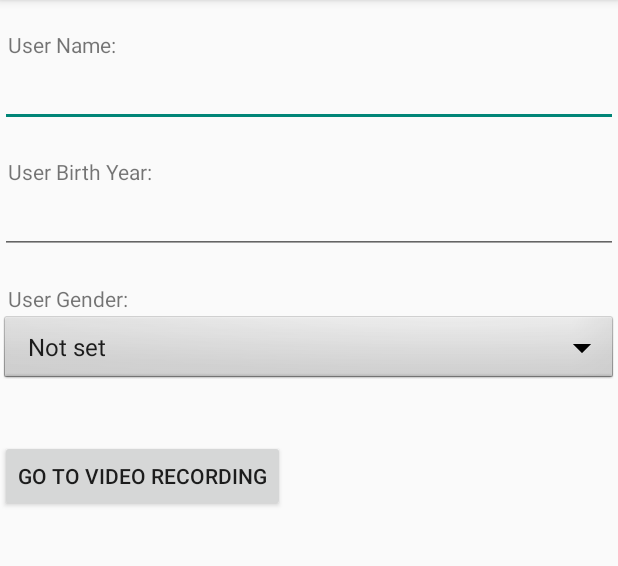
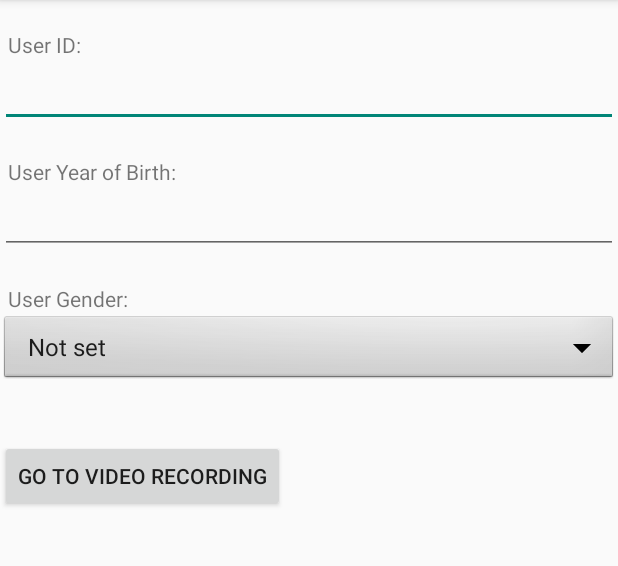
Before and after one commit to Assargadon/dcc-client, an Android app: the screen it shows after launch (UserInfoActivity), after a tap on "GO TO VIDEO RECORDING", on a phone screen of 412 x 824 dp, the part 84-650 px from its top. Run offline under Robolectric (Android 15) with nearby library versions, the phone set to English and light mode, and no system bars.

Commit message:
Renamed data columns, user ID introduced instead of user name, file name starts with user ID.

```diff
--- a/Android/app/src/main/java/ru/krinc/mainactivity/UserInfoActivity.java
+++ b/Android/app/src/main/java/ru/krinc/mainactivity/UserInfoActivity.java
@@ -13,7 +13,7 @@ import android.widget.Toast;
 
 public class UserInfoActivity extends AppCompatActivity {
 
-    private EditText mUserName;
+    private EditText mUserID;
     private EditText mUserBirthyear;
     private Spinner mUserGender;
     private Button mGoToVideo;
@@ -23,7 +23,7 @@ public class UserInfoActivity extends AppCompatActivity {
         super.onCreate(savedInstanceState);
         setContentView(R.layout.activity_userinfo);
 
-        mUserName = findViewById(R.id.et_username);
+        mUserID = findViewById(R.id.et_userid);
         mUserBirthyear = findViewById(R.id.et_userbirthyear);
 
         mUserGender = findViewById(R.id.sp_usergender);
@@ -40,14 +40,14 @@ public class UserInfoActivity extends AppCompatActivity {
             }
         });
 
-        mUserName.requestFocus();
+        mUserID.requestFocus();
     }
 
     protected void goToVideoHandler() {
-        String userName = mUserName.getText().toString().trim();
-        if (userName.length() == 0) {
-            mUserName.requestFocus();
-            Toast.makeText(this, "Please, enter the user name", Toast.LENGTH_SHORT).show();
+        String userID = mUserID.getText().toString().trim();
+        if (userID.length() == 0) {
+            mUserID.requestFocus();
+            Toast.makeText(this, "Please, enter the user ID", Toast.LENGTH_SHORT).show();
             return;
         }
         int userBirthYear = 0;
@@ -64,7 +64,7 @@ public class UserInfoActivity extends AppCompatActivity {
         String userGender = mUserGender.getSelectedItem().toString();
 
         Bundle bundle = new Bundle();
-        bundle.putString("user_name", userName);
+        bundle.putString("user_id", userID);
         bundle.putInt("user_birth_year", userBirthYear);
         bundle.putString("user_gender", userGender);
 
--- a/Android/app/src/main/res/layout/activity_userinfo.xml
+++ b/Android/app/src/main/res/layout/activity_userinfo.xml
@@ -16,11 +16,11 @@
             android:paddingStart="5dp"
             android:paddingEnd="5dp"
             android:layout_height="match_parent"
-            android:labelFor="@id/et_username"
-            android:text="@string/tv_username">
+            android:labelFor="@id/et_userid"
+            android:text="@string/tv_userid">
         </TextView>
         <EditText
-            android:id="@+id/et_username"
+            android:id="@+id/et_userid"
             android:layout_width="match_parent"
             android:paddingStart="5dp"
             android:paddingEnd="5dp"
--- a/Android/app/src/main/res/values/strings.xml
+++ b/Android/app/src/main/res/values/strings.xml
@@ -5,8 +5,7 @@
     <string name="btn_stop_recording">Stop recording</string>
 
     <string name="tv_userid">User ID:</string>
-    <string name="tv_username">User Name:</string>
-    <string name="tv_userbirthyear">User Birth Year:</string>
+    <string name="tv_userbirthyear">User Year of Birth:</string>
     <string name="tv_usergender">User Gender:</string>
     <string-array name="tv_usergender_items">
         <item>Not set</item>
```
Also changed, not shown: Android/app/src/main/java/ru/krinc/mainactivity/MainActivity.java (+11 -8 lines).
